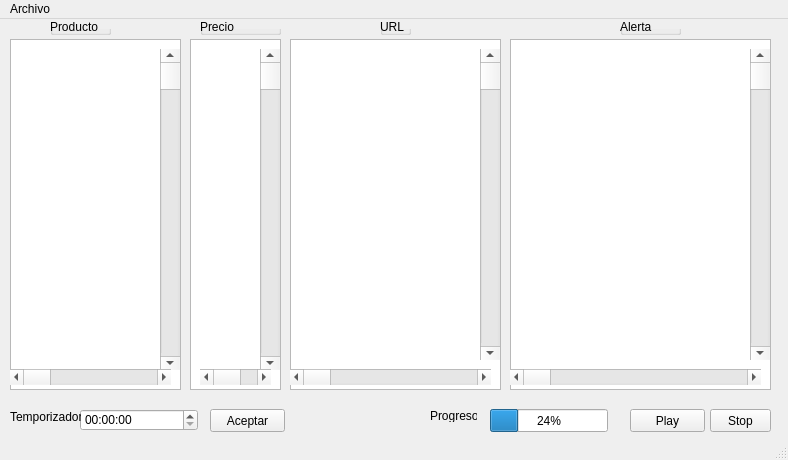
First picture: the form in interface/comparador_interface.ui, repository jaumeollerfernandez/scrap.me, before the edit.
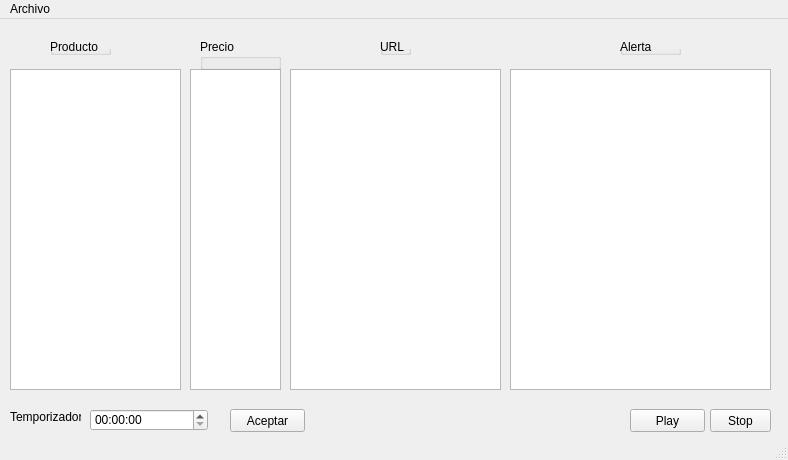
Second picture: the form after the edit.

Diff of the .ui file:
```diff
--- a/interface/comparador_interface.ui
+++ b/interface/comparador_interface.ui
@@ -24,9 +24,9 @@
     <property name="geometry">
      <rect>
       <x>10</x>
-      <y>20</y>
+      <y>50</y>
       <width>171</width>
-      <height>351</height>
+      <height>321</height>
      </rect>
     </property>
     <property name="plainText">
@@ -37,9 +37,9 @@
     <property name="geometry">
      <rect>
       <x>510</x>
-      <y>20</y>
+      <y>50</y>
       <width>261</width>
-      <height>351</height>
+      <height>321</height>
      </rect>
     </property>
     <property name="plainText">
@@ -50,9 +50,9 @@
     <property name="geometry">
      <rect>
       <x>190</x>
-      <y>20</y>
+      <y>50</y>
       <width>91</width>
-      <height>351</height>
+      <height>321</height>
      </rect>
     </property>
     <property name="plainText">
@@ -63,9 +63,9 @@
     <property name="geometry">
      <rect>
       <x>290</x>
-      <y>20</y>
+      <y>50</y>
       <width>211</width>
-      <height>351</height>
+      <height>321</height>
      </rect>
     </property>
     <property name="plainText">
@@ -98,39 +98,10 @@
      <string>Play</string>
     </property>
    </widget>
-   <widget class="QProgressBar" name="progresoBar">
-    <property name="geometry">
-     <rect>
-      <x>490</x>
-      <y>390</y>
-      <width>118</width>
-      <height>23</height>
-     </rect>
-    </property>
-    <property name="autoFillBackground">
-     <bool>false</bool>
-    </property>
-    <property name="value">
-     <number>24</number>
-    </property>
-   </widget>
-   <widget class="QLabel" name="nameProgreso">
-    <property name="geometry">
-     <rect>
-      <x>430</x>
-      <y>390</y>
-      <width>47</width>
-      <height>13</height>
-     </rect>
-    </property>
-    <property name="text">
-     <string>Progreso</string>
-    </property>
-   </widget>
    <widget class="QTimeEdit" name="sleepTime">
     <property name="geometry">
      <rect>
-      <x>80</x>
+      <x>90</x>
       <y>390</y>
       <width>118</width>
       <height>22</height>
@@ -153,7 +124,7 @@
    <widget class="QPushButton" name="sleep_button">
     <property name="geometry">
      <rect>
-      <x>210</x>
+      <x>230</x>
       <y>390</y>
       <width>75</width>
       <height>23</height>
@@ -163,115 +134,11 @@
      <string>Aceptar</string>
     </property>
    </widget>
-   <widget class="QScrollBar" name="nombre_vertical">
-    <property name="geometry">
-     <rect>
-      <x>160</x>
-      <y>30</y>
-      <width>20</width>
-      <height>321</height>
-     </rect>
-    </property>
-    <property name="orientation">
-     <enum>Qt::Vertical</enum>
-    </property>
-   </widget>
-   <widget class="QScrollBar" name="precio_vertical">
-    <property name="geometry">
-     <rect>
-      <x>260</x>
-      <y>30</y>
-      <width>20</width>
-      <height>321</height>
-     </rect>
-    </property>
-    <property name="orientation">
-     <enum>Qt::Vertical</enum>
-    </property>
-   </widget>
-   <widget class="QScrollBar" name="nombre_horizontal">
-    <property name="geometry">
-     <rect>
-      <x>10</x>
-      <y>350</y>
-      <width>161</width>
-      <height>16</height>
-     </rect>
-    </property>
-    <property name="orientation">
-     <enum>Qt::Horizontal</enum>
-    </property>
-   </widget>
-   <widget class="QScrollBar" name="precio_horizontal">
-    <property name="geometry">
-     <rect>
-      <x>200</x>
-      <y>350</y>
-      <width>71</width>
-      <height>16</height>
-     </rect>
-    </property>
-    <property name="orientation">
-     <enum>Qt::Horizontal</enum>
-    </property>
-   </widget>
-   <widget class="QScrollBar" name="url_horizontal">
-    <property name="geometry">
-     <rect>
-      <x>290</x>
-      <y>350</y>
-      <width>201</width>
-      <height>16</height>
-     </rect>
-    </property>
-    <property name="orientation">
-     <enum>Qt::Horizontal</enum>
-    </property>
-   </widget>
-   <widget class="QScrollBar" name="url_vertical">
-    <property name="geometry">
-     <rect>
-      <x>480</x>
-      <y>30</y>
-      <width>20</width>
-      <height>311</height>
-     </rect>
-    </property>
-    <property name="orientation">
-     <enum>Qt::Vertical</enum>
-    </property>
-   </widget>
-   <widget class="QScrollBar" name="alerta_vertical">
-    <property name="geometry">
-     <rect>
-      <x>750</x>
-      <y>30</y>
-      <width>20</width>
-      <height>311</height>
-     </rect>
-    </property>
-    <property name="orientation">
-     <enum>Qt::Vertical</enum>
-    </property>
-   </widget>
-   <widget class="QScrollBar" name="alerta_horizontal">
-    <property name="geometry">
-     <rect>
-      <x>510</x>
-      <y>350</y>
-      <width>251</width>
-      <height>16</height>
-     </rect>
-    </property>
-    <property name="orientation">
-     <enum>Qt::Horizontal</enum>
-    </property>
-   </widget>
    <widget class="QGroupBox" name="producto_name">
     <property name="geometry">
      <rect>
       <x>50</x>
-      <y>0</y>
+      <y>20</y>
       <width>61</width>
       <height>16</height>
      </rect>
@@ -284,9 +151,9 @@
     <property name="geometry">
      <rect>
       <x>200</x>
-      <y>0</y>
+      <y>20</y>
       <width>81</width>
-      <height>16</height>
+      <height>31</height>
      </rect>
     </property>
     <property name="title">
@@ -297,7 +164,7 @@
     <property name="geometry">
      <rect>
       <x>380</x>
-      <y>0</y>
+      <y>20</y>
       <width>31</width>
       <height>16</height>
      </rect>
@@ -310,7 +177,7 @@
     <property name="geometry">
      <rect>
       <x>620</x>
-      <y>0</y>
+      <y>20</y>
       <width>61</width>
       <height>16</height>
      </rect>
```
